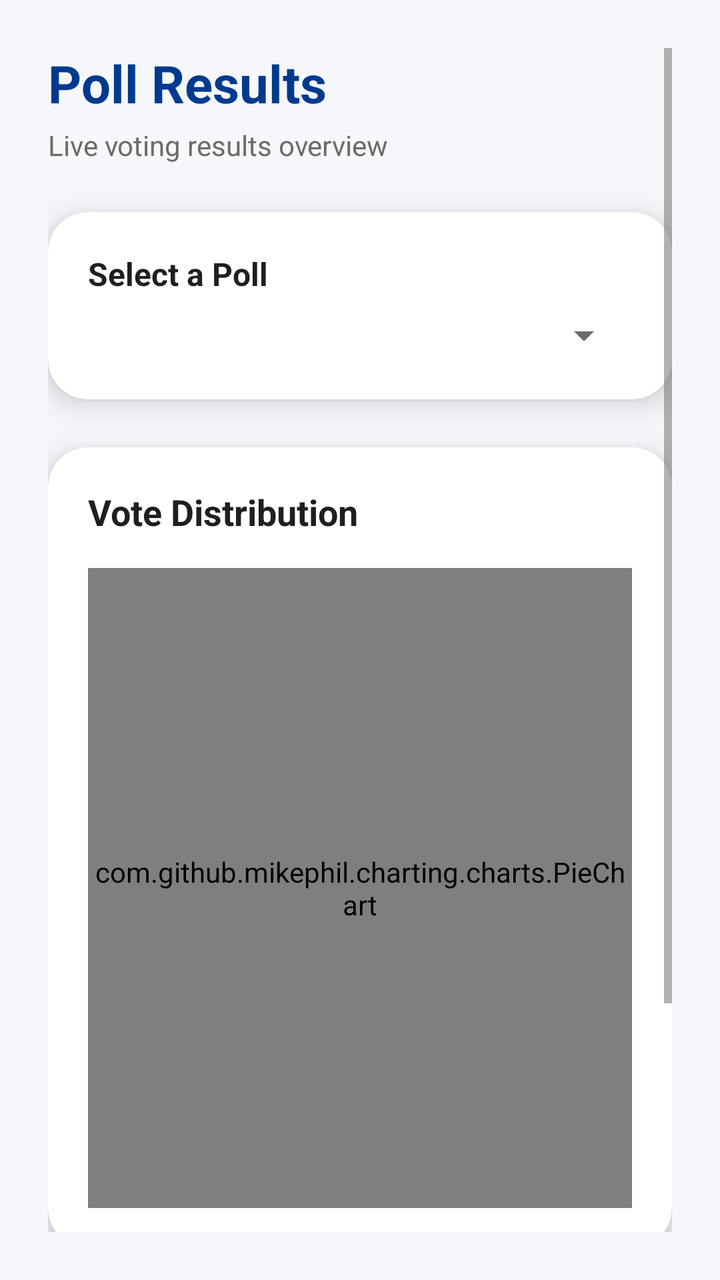
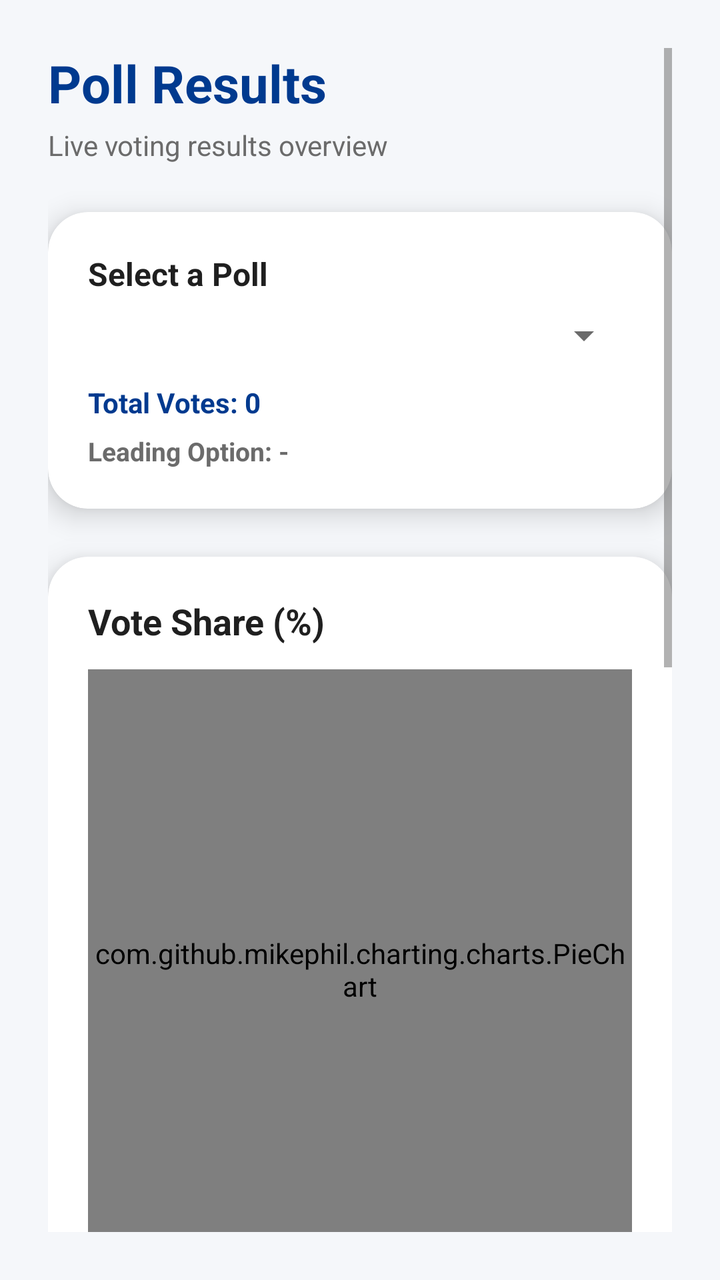

Before-and-after screenshots of an Android layout around one commit, followed by the original layout XML and the change that was made.
<!-- AndroidManifest.xml: application theme Theme.SecureAppVoting -->
<!-- res/layout/activity_results.xml -->
<?xml version="1.0" encoding="utf-8"?>
<ScrollView xmlns:android="http://schemas.android.com/apk/res/android"
    xmlns:app="http://schemas.android.com/apk/res-auto"
    android:layout_width="match_parent"
    android:layout_height="match_parent"
    android:background="@color/background_main"
    android:padding="24dp">

    <LinearLayout
        android:layout_width="match_parent"
        android:layout_height="wrap_content"
        android:orientation="vertical">

        
        <TextView
            android:layout_width="wrap_content"
            android:layout_height="wrap_content"
            android:text="Poll Results"
            android:textSize="26sp"
            android:textStyle="bold"
            android:textColor="@color/bradford_blue"
            android:layout_marginBottom="4dp" />

        <TextView
            android:layout_width="wrap_content"
            android:layout_height="wrap_content"
            android:text="Live voting results overview"
            android:textSize="14sp"
            android:textColor="@color/text_secondary"
            android:layout_marginBottom="24dp" />

        
        <com.google.android.material.card.MaterialCardView
            android:layout_width="match_parent"
            android:layout_height="wrap_content"
            app:cardCornerRadius="20dp"
            app:cardElevation="8dp"
            app:cardBackgroundColor="@color/card_white"
            android:layout_marginBottom="24dp">

            <LinearLayout
                android:layout_width="match_parent"
                android:layout_height="wrap_content"
                android:orientation="vertical"
                android:padding="20dp">

                <TextView
                    android:layout_width="wrap_content"
                    android:layout_height="wrap_content"
                    android:text="Select a Poll"
                    android:textSize="16sp"
                    android:textStyle="bold"
                    android:textColor="@color/text_primary"
                    android:layout_marginBottom="8dp" />

                <Spinner
                    android:id="@+id/spinnerResultsPolls"
                    android:layout_width="match_parent"
                    android:layout_height="wrap_content" />

            </LinearLayout>
        </com.google.android.material.card.MaterialCardView>

        
        <com.google.android.material.card.MaterialCardView
            android:layout_width="match_parent"
            android:layout_height="wrap_content"
            app:cardCornerRadius="20dp"
            app:cardElevation="10dp"
            app:cardBackgroundColor="@color/card_white"
            android:layout_marginBottom="24dp">

            <LinearLayout
                android:layout_width="match_parent"
                android:layout_height="wrap_content"
                android:orientation="vertical"
                android:padding="20dp">

                <TextView
                    android:layout_width="wrap_content"
                    android:layout_height="wrap_content"
                    android:text="Vote Distribution"
                    android:textSize="18sp"
                    android:textStyle="bold"
                    android:textColor="@color/text_primary"
                    android:layout_marginBottom="16dp" />

                <com.github.mikephil.charting.charts.PieChart
                    android:id="@+id/pieChart"
                    android:layout_width="match_parent"
                    android:layout_height="320dp" />

            </LinearLayout>
        </com.google.android.material.card.MaterialCardView>

        
        <com.google.android.material.card.MaterialCardView
            android:layout_width="match_parent"
            android:layout_height="wrap_content"
            app:cardCornerRadius="20dp"
            app:cardElevation="6dp"
            app:cardBackgroundColor="@color/card_white">

            <LinearLayout
                android:layout_width="match_parent"
                android:layout_height="wrap_content"
                android:orientation="vertical"
                android:padding="20dp">

                <TextView
                    android:layout_width="wrap_content"
                    android:layout_height="wrap_content"
                    android:text="Detailed Results"
                    android:textSize="18sp"
                    android:textStyle="bold"
                    android:textColor="@color/text_primary"
                    android:layout_marginBottom="12dp" />

                <TextView
                    android:id="@+id/tvResultsList"
                    android:layout_width="wrap_content"
                    android:layout_height="wrap_content"
                    android:text="Results will appear here..."
                    android:textSize="15sp"
                    android:textColor="@color/text_secondary" />

            </LinearLayout>
        </com.google.android.material.card.MaterialCardView>

        
        <TextView
            android:layout_width="wrap_content"
            android:layout_height="wrap_content"
            android:text="Results update in real time"
            android:textSize="12sp"
            android:textColor="@color/text_secondary"
            android:layout_gravity="center_horizontal"
            android:layout_marginTop="32dp" />

    </LinearLayout>
</ScrollView>
<!-- resources referenced by this layout -->
<resources>
  <color name="background_main">#F5F7FA</color>
  <color name="bradford_blue">#003A8F</color>
  <color name="card_white">#FFFFFF</color>
  <color name="text_primary">#1F1F1F</color>
  <color name="text_secondary">#6B6B6B</color>
  <style name="Theme.SecureAppVoting" parent="Theme.MaterialComponents.DayNight.NoActionBar">
  
          
          <item name="colorPrimary">@color/bradford_blue</item>
          <item name="colorPrimaryVariant">@color/bradford_blue_dark</item>
          <item name="colorSecondary">@color/bradford_gold</item>
  
          
          <item name="android:windowBackground">@color/background_main</item>
  
          
          <item name="android:statusBarColor">@color/bradford_blue_dark</item>
  
          
          <item name="android:textColorPrimary">@color/text_primary</item>
          <item name="android:textColorSecondary">@color/text_secondary</item>
  
      </style>
  <color name="bradford_blue_dark">#002B6B</color>
  <color name="bradford_gold">#F5B700</color>
</resources>

<!-- the commit's change to res/layout/activity_results.xml (unified diff, before → after) -->
@@ -58,6 +58,27 @@
                     android:layout_width="match_parent"
                     android:layout_height="wrap_content" />
 
+                
+                <TextView
+                    android:id="@+id/tvTotalVotes"
+                    android:layout_width="wrap_content"
+                    android:layout_height="wrap_content"
+                    android:text="Total Votes: 0"
+                    android:textSize="14sp"
+                    android:textStyle="bold"
+                    android:textColor="@color/bradford_blue"
+                    android:layout_marginTop="12dp" />
+
+                <TextView
+                    android:id="@+id/tvWinningOption"
+                    android:layout_width="wrap_content"
+                    android:layout_height="wrap_content"
+                    android:text="Leading Option: -"
+                    android:textSize="13sp"
+                    android:textStyle="bold"
+                    android:textColor="@color/text_secondary"
+                    android:layout_marginTop="6dp" />
+
             </LinearLayout>
         </com.google.android.material.card.MaterialCardView>
 
@@ -73,22 +94,54 @@
             <LinearLayout
                 android:layout_width="match_parent"
                 android:layout_height="wrap_content"
-                android:orientation="vertical"
-                android:padding="20dp">
+                android:padding="20dp"
+                android:orientation="vertical">
 
                 <TextView
                     android:layout_width="wrap_content"
                     android:layout_height="wrap_content"
-                    android:text="Vote Distribution"
+                    android:text="Vote Share (%)"
                     android:textSize="18sp"
                     android:textStyle="bold"
                     android:textColor="@color/text_primary"
-                    android:layout_marginBottom="16dp" />
+                    android:layout_marginBottom="12dp" />
 
                 <com.github.mikephil.charting.charts.PieChart
                     android:id="@+id/pieChart"
                     android:layout_width="match_parent"
-                    android:layout_height="320dp" />
+                    android:layout_height="300dp" />
+
+            </LinearLayout>
+        </com.google.android.material.card.MaterialCardView>
+
+        
+        <com.google.android.material.card.MaterialCardView
+            android:layout_width="match_parent"
+            android:layout_height="wrap_content"
+            app:cardCornerRadius="20dp"
+            app:cardElevation="10dp"
+            app:cardBackgroundColor="@color/card_white"
+            android:layout_marginBottom="24dp">
+
+            <LinearLayout
+                android:layout_width="match_parent"
+                android:layout_height="wrap_content"
+                android:padding="20dp"
+                android:orientation="vertical">
+
+                <TextView
+                    android:layout_width="wrap_content"
+                    android:layout_height="wrap_content"
+                    android:text="Votes per Option"
+                    android:textSize="18sp"
+                    android:textStyle="bold"
+                    android:textColor="@color/text_primary"
+                    android:layout_marginBottom="12dp" />
+
+                <com.github.mikephil.charting.charts.BarChart
+                    android:id="@+id/barChart"
+                    android:layout_width="match_parent"
+                    android:layout_height="300dp" />
 
             </LinearLayout>
         </com.google.android.material.card.MaterialCardView>
@@ -104,8 +157,8 @@
             <LinearLayout
                 android:layout_width="match_parent"
                 android:layout_height="wrap_content"
-                android:orientation="vertical"
-                android:padding="20dp">
+                android:padding="20dp"
+                android:orientation="vertical">
 
                 <TextView
                     android:layout_width="wrap_content"
@@ -127,7 +180,6 @@
             </LinearLayout>
         </com.google.android.material.card.MaterialCardView>
 
-        
         <TextView
             android:layout_width="wrap_content"
             android:layout_height="wrap_content"
